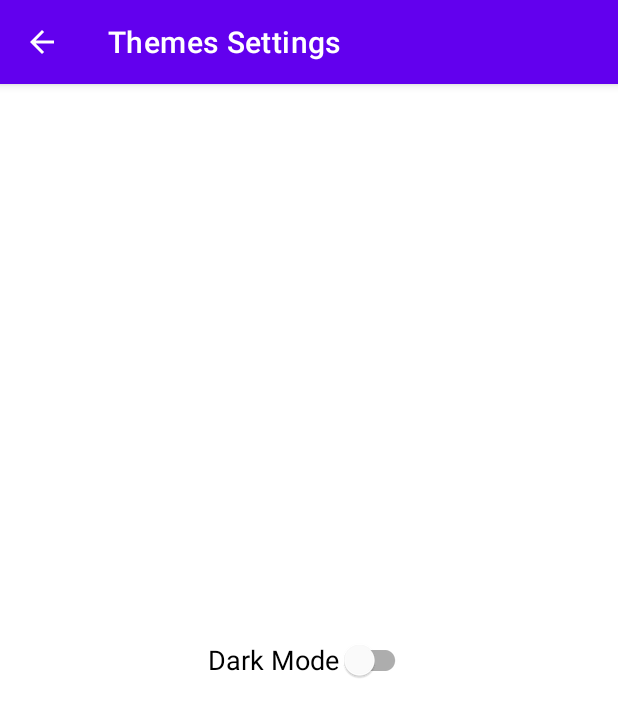
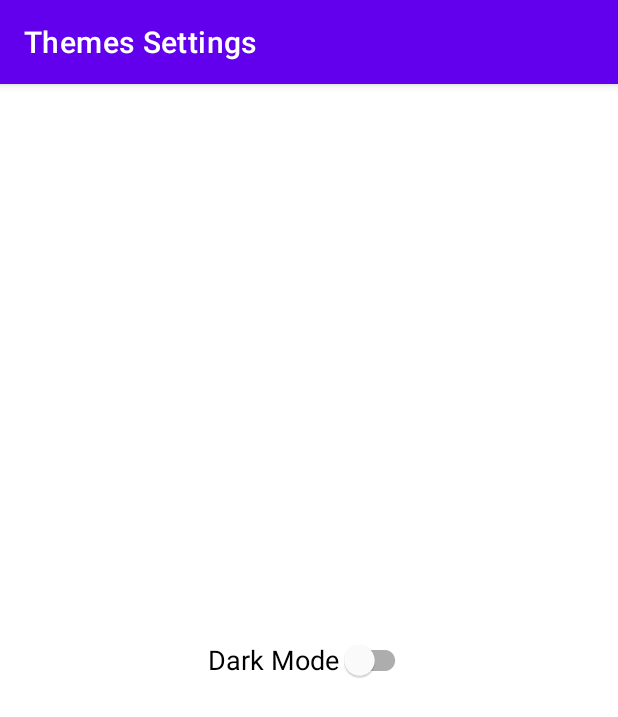
Before and after one commit to maesurifauziah/GitHub-User, an Android app: the screen it shows after launch (SettingsTheme), after a tap on "Themes Settings", on a phone screen of 412 x 824 dp. Shown: the top 717 px of the screen. Run offline under Robolectric (Android 15) with nearby library versions, the phone set to English and light mode, and no system bars; libraries missing offline, so code that uses them is left out: com.loopj.android, cz.msebera.android; pictures from the network do not load; 4 statements that could not run were skipped.

Commit message:
fitur setting theme

```diff
--- a/MySubmission2/app/build.gradle
+++ b/MySubmission2/app/build.gradle
@@ -51,6 +51,8 @@ dependencies {
     implementation "androidx.datastore:datastore-preferences:1.0.0"
     implementation "androidx.lifecycle:lifecycle-viewmodel-ktx:2.3.1"
     implementation "androidx.lifecycle:lifecycle-livedata-ktx:2.3.1"
+    implementation "org.jetbrains.kotlinx:kotlinx-coroutines-core:1.5.2"
+    implementation "org.jetbrains.kotlinx:kotlinx-coroutines-android:1.5.2"
     testImplementation 'junit:junit:4.+'
     androidTestImplementation 'androidx.test.ext:junit:1.1.3'
     androidTestImplementation 'androidx.test.espresso:espresso-core:3.4.0'
--- a/MySubmission2/app/src/main/java/com/example/mysubmission2/FavoriteUser.kt
+++ b/MySubmission2/app/src/main/java/com/example/mysubmission2/FavoriteUser.kt
@@ -8,7 +8,6 @@ class FavoriteUser : AppCompatActivity() {
         super.onCreate(savedInstanceState)
         setContentView(R.layout.activity_favorite_user)
 //        supportActionBar?.title = "Favorite"
-        supportActionBar?.setDisplayHomeAsUpEnabled(true)
         title = getString(R.string.favorite)
     }
 }
--- a/MySubmission2/app/src/main/java/com/example/mysubmission2/MainActivity.kt
+++ b/MySubmission2/app/src/main/java/com/example/mysubmission2/MainActivity.kt
@@ -37,7 +37,7 @@ class MainActivity : AppCompatActivity() {
         super.onCreate(savedInstanceState)
         binding = ActivityMainBinding.inflate(layoutInflater)
         setContentView(binding.root)
-        supportActionBar?.title = "My Submission 2"
+        supportActionBar?.title = "My Submission 3"
 
         adapter = AdapterUser(listData)
 
@@ -68,7 +68,7 @@ class MainActivity : AppCompatActivity() {
         binding.progressBar.visibility = View.VISIBLE
         val client = AsyncHttpClient()
         client.addHeader("User-Agent", "request")
-        client.addHeader("Authorization", "token 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")
+        client.addHeader("Authorization", "token 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")
         val url = "https://api.github.com/users"
         client.get(url, object : AsyncHttpResponseHandler() {
             override fun onSuccess(statusCode: Int, headers: Array<Header>, responseBody: ByteArray) {
@@ -107,7 +107,7 @@ class MainActivity : AppCompatActivity() {
         binding.progressBar.visibility = View.VISIBLE
         val client = AsyncHttpClient()
         client.addHeader("User-Agent", "request")
-        client.addHeader("Authorization", "token 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")
+        client.addHeader("Authorization", "token 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")
         val url = "https://api.github.com/search/users?q=$id"
         client.get(url, object : AsyncHttpResponseHandler() {
             override fun onSuccess(statusCode: Int, headers: Array<Header>, responseBody: ByteArray) {
@@ -147,7 +147,7 @@ class MainActivity : AppCompatActivity() {
         binding.progressBar.visibility = View.VISIBLE
         val client = AsyncHttpClient()
         client.addHeader("User-Agent", "request")
-        client.addHeader("Authorization", "token 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")
+        client.addHeader("Authorization", "token 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")
         val url = "https://api.github.com/users/$id"
         client.get(url, object : AsyncHttpResponseHandler() {
             override fun onSuccess(statusCode: Int, headers: Array<Header>, responseBody: ByteArray) {
--- a/MySubmission2/app/src/main/java/com/example/mysubmission2/SettingsTheme.kt
+++ b/MySubmission2/app/src/main/java/com/example/mysubmission2/SettingsTheme.kt
@@ -1,28 +1,47 @@
 package com.example.mysubmission2
 
+import android.content.Context
 import androidx.appcompat.app.AppCompatActivity
 import android.os.Bundle
 import android.widget.CompoundButton
 import androidx.appcompat.app.AppCompatDelegate
+import androidx.datastore.core.DataStore
+import androidx.datastore.preferences.core.Preferences
+import androidx.datastore.preferences.preferencesDataStore
+import androidx.lifecycle.ViewModelProvider
+import com.example.mysubmission2.model.MainViewModel
+import com.example.mysubmission2.model.ViewModelFactory
+import com.example.mysubmission2.setting.SettingPreferences
 import com.google.android.material.switchmaterial.SwitchMaterial
 
-class SettingsTheme : AppCompatActivity() {
+private val Context.dataStore: DataStore<Preferences> by preferencesDataStore(name = "settings")
+
+class SettingsTheme: AppCompatActivity() {
+
     override fun onCreate(savedInstanceState: Bundle?) {
         super.onCreate(savedInstanceState)
         setContentView(R.layout.activity_settings_theme)
-        supportActionBar?.setDisplayHomeAsUpEnabled(true)
         title = getString(R.string.change_theme_settings)
 
         val switchTheme = findViewById<SwitchMaterial>(R.id.switch_theme)
 
-        switchTheme.setOnCheckedChangeListener { _: CompoundButton?, isChecked: Boolean ->
-            if (isChecked) {
+        val pref = SettingPreferences.getInstance(dataStore)
+        val mainViewModel = ViewModelProvider(this, ViewModelFactory(pref)).get(
+            MainViewModel::class.java
+        )
+        mainViewModel.getThemeSettings().observe(this,
+        { isDarkModeActive: Boolean ->
+            if (isDarkModeActive) {
                 AppCompatDelegate.setDefaultNightMode(AppCompatDelegate.MODE_NIGHT_YES)
                 switchTheme.isChecked = true
             } else {
                 AppCompatDelegate.setDefaultNightMode(AppCompatDelegate.MODE_NIGHT_NO)
                 switchTheme.isChecked = false
             }
+        })
+
+        switchTheme.setOnCheckedChangeListener { _: CompoundButton?, isChecked: Boolean ->
+            mainViewModel.saveThemeSetting(isChecked)
         }
     }
 }
--- a/MySubmission2/app/src/main/java/com/example/mysubmission2/fragment/FollowersFragment.kt
+++ b/MySubmission2/app/src/main/java/com/example/mysubmission2/fragment/FollowersFragment.kt
@@ -43,7 +43,7 @@ class FollowersFragment : Fragment() {
         progressBarFollowers.visibility = View.VISIBLE
         val client = AsyncHttpClient()
         client.addHeader("User-Agent", "request")
-        client.addHeader("Authorization", "token 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")
+        client.addHeader("Authorization", "token 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")
         val url = "https://api.github.com/users/$id/followers"
         client.get(url, object : AsyncHttpResponseHandler() {
             override fun onSuccess(statusCode: Int, headers: Array<Header>, responseBody: ByteArray) {
@@ -82,7 +82,7 @@ class FollowersFragment : Fragment() {
         progressBarFollowers.visibility = View.VISIBLE
         val client = AsyncHttpClient()
         client.addHeader("User-Agent", "request")
-        client.addHeader("Authorization", "token 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")
+        client.addHeader("Authorization", "token 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")
         val url = "https://api.github.com/users/$id"
         client.get(url, object : AsyncHttpResponseHandler() {
             override fun onSuccess(statusCode: Int, headers: Array<Header>, responseBody: ByteArray) {
--- a/MySubmission2/app/src/main/java/com/example/mysubmission2/fragment/FollowingFragment.kt
+++ b/MySubmission2/app/src/main/java/com/example/mysubmission2/fragment/FollowingFragment.kt
@@ -43,7 +43,7 @@ class FollowingFragment : Fragment() {
         progressBarFollowing.visibility = View.VISIBLE
         val client = AsyncHttpClient()
         client.addHeader("User-Agent", "request")
-        client.addHeader("Authorization", "token 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")
+        client.addHeader("Authorization", "token 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")
         val url = "https://api.github.com/users/$id/following"
         client.get(url, object : AsyncHttpResponseHandler() {
             override fun onSuccess(statusCode: Int, headers: Array<Header>, responseBody: ByteArray) {
@@ -82,7 +82,7 @@ class FollowingFragment : Fragment() {
         progressBarFollowing.visibility = View.VISIBLE
         val client = AsyncHttpClient()
         client.addHeader("User-Agent", "request")
-        client.addHeader("Authorization", "token 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")
+        client.addHeader("Authorization", "token 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")
         val url = "https://api.github.com/users/$id"
         client.get(url, object : AsyncHttpResponseHandler() {
             override fun onSuccess(statusCode: Int, headers: Array<Header>, responseBody: ByteArray) {
--- /dev/null
+++ b/MySubmission2/app/src/main/java/com/example/mysubmission2/model/MainViewModel.kt
@@ -0,0 +1,20 @@
+package com.example.mysubmission2.model
+
+import androidx.lifecycle.LiveData
+import androidx.lifecycle.ViewModel
+import androidx.lifecycle.asLiveData
+import androidx.lifecycle.viewModelScope
+import com.example.mysubmission2.setting.SettingPreferences
+import kotlinx.coroutines.launch
+
+class MainViewModel(private val pref: SettingPreferences) : ViewModel() {
+    fun getThemeSettings(): LiveData<Boolean> {
+        return pref.getThemeSetting().asLiveData()
+    }
+
+    fun saveThemeSetting(isDarkModeActive: Boolean) {
+        viewModelScope.launch {
+            pref.saveThemeSetting(isDarkModeActive)
+        }
+    }
+}
--- /dev/null
+++ b/MySubmission2/app/src/main/java/com/example/mysubmission2/model/ViewModelFactory.kt
@@ -0,0 +1,16 @@
+package com.example.mysubmission2.model
+
+import androidx.lifecycle.ViewModel
+import androidx.lifecycle.ViewModelProvider
+import com.example.mysubmission2.setting.SettingPreferences
+
+class ViewModelFactory(private val pref: SettingPreferences) : ViewModelProvider.NewInstanceFactory() {
+
+    @Suppress("UNCHECKED_CAST")
+    override fun <T : ViewModel?> create(modelClass: Class<T>): T {
+        if (modelClass.isAssignableFrom(MainViewModel::class.java)) {
+            return MainViewModel(pref) as T
+        }
+        throw IllegalArgumentException("Unknown ViewModel class: " + modelClass.name)
+    }
+}
--- /dev/null
+++ b/MySubmission2/app/src/main/java/com/example/mysubmission2/setting/SettingPreferences.kt
@@ -0,0 +1,41 @@
+package com.example.mysubmission2.setting
+
+import androidx.datastore.core.DataStore
+import androidx.datastore.preferences.core.Preferences
+import androidx.datastore.preferences.core.booleanPreferencesKey
+import androidx.datastore.preferences.core.edit
+import kotlinx.coroutines.flow.Flow
+import kotlinx.coroutines.flow.map
+
+
+
+class SettingPreferences private constructor(private val dataStore: DataStore<Preferences>) {
+
+    private val THEME_KEY = booleanPreferencesKey("theme_setting")
+
+    fun getThemeSetting(): Flow<Boolean> {
+        return dataStore.data.map { preferences ->
+            preferences[THEME_KEY] ?: false
+        }
+    }
+
+    suspend fun saveThemeSetting(isDarkModeActive: Boolean) {
+        dataStore.edit { preferences ->
+            preferences[THEME_KEY] = isDarkModeActive
+        }
+    }
+
+    companion object {
+        @Volatile
+        private var INSTANCE: SettingPreferences? = null
+
+        fun getInstance(dataStore: DataStore<Preferences>): SettingPreferences {
+            return INSTANCE ?: synchronized(this) {
+                val instance = SettingPreferences(dataStore)
+                INSTANCE = instance
+                instance
+            }
+        }
+    }
+
+}
--- a/MySubmission2/app/src/main/res/values/strings.xml
+++ b/MySubmission2/app/src/main/res/values/strings.xml
@@ -1,5 +1,5 @@
 <resources>
-    <string name="app_name">MySubmission2</string>
+    <string name="app_name">MySubmission3</string>
     <string name="username">Username</string>
     <string name="name">Name</string>
     <string name="location">Location : %s </string>
```
Also changed, not shown: 1 other file.
